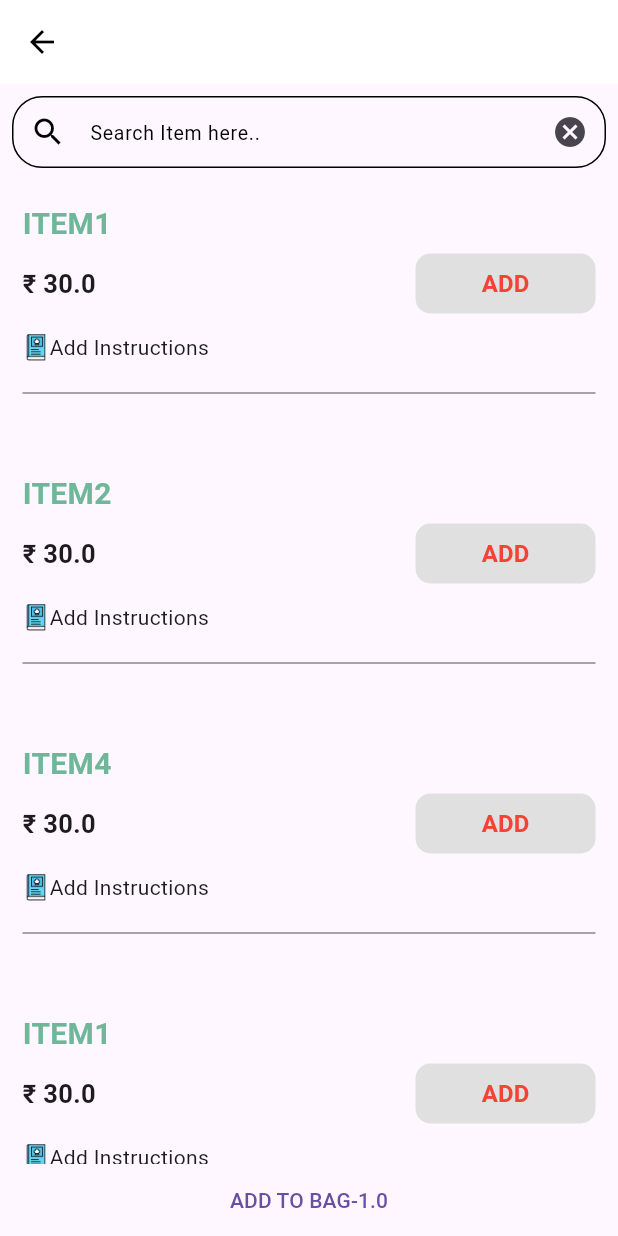
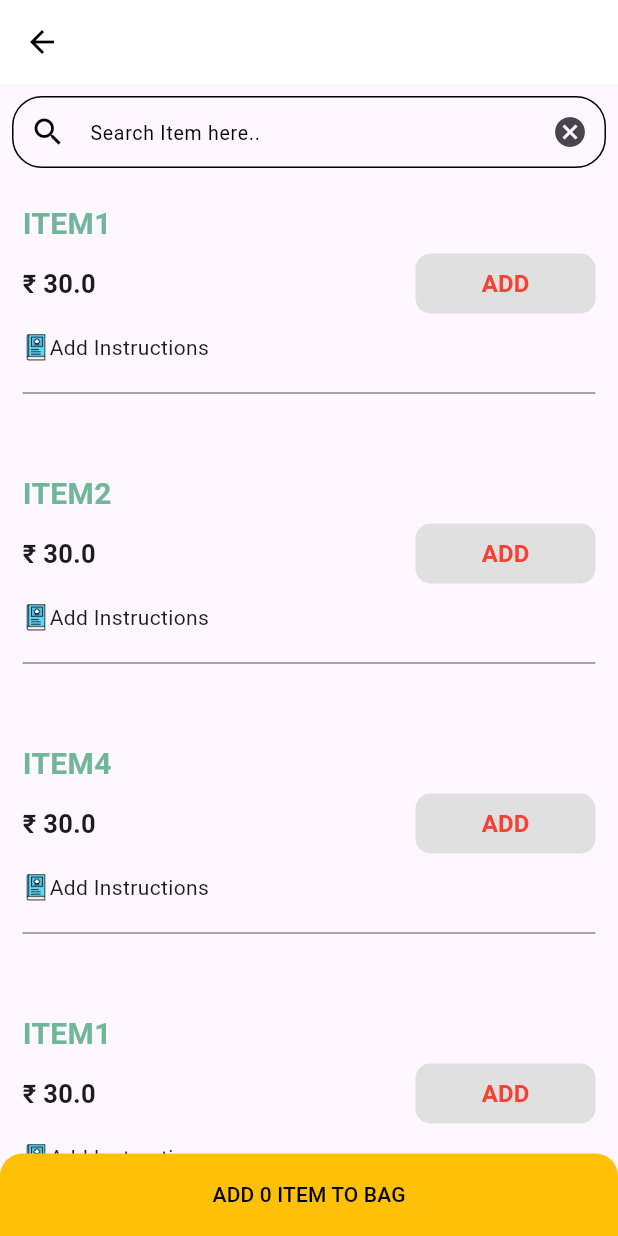
Before and after one commit to vegaKannur12/kot, a Flutter app: the ItemList screen opened directly with empty values, after a tap on "ADD", after a tap on the "remove" icon, on a phone screen of 412 x 824 dp. Run offline on Flutter 3.47's test engine with Material 3 defaults, Android fonts, the phone set to English and light mode, and no system bars; our stand-ins replace flutter_spinkit, fluttertoast, lottie, permission_handler, shared_preferences, sqflite; missing offline and left inert: sql_conn; accounts and stored records are empty; project files that could hold a hidden picture were left out.

Commit message:
item15/2

```diff
--- a/lib/Screen/itemlistpage.dart
+++ b/lib/Screen/itemlistpage.dart
@@ -4,7 +4,8 @@ import 'package:provider/provider.dart';
 import 'package:restaurent_kot/Screen/itemwidget.dart';
 import 'package:restaurent_kot/controller/controller.dart';
 
-class ItemList extends StatefulWidget {
+class ItemList extends StatefulWidget
+{
   String? catlId;
   String? catName;
   ItemList({super.key, required this.catlId, required this.catName});
@@ -13,7 +14,8 @@ class ItemList extends StatefulWidget {
   State<ItemList> createState() => _ItemListState();
 }
 
-class _ItemListState extends State<ItemList> {
+class _ItemListState extends State<ItemList>
+{
   TextEditingController seacrh = TextEditingController();
   @override
   Widget build(BuildContext context) {
@@ -44,10 +46,12 @@ class _ItemListState extends State<ItemList> {
               color: Colors.blue, fontSize: 22, fontWeight: FontWeight.bold),
         ),
       ),
-      bottomNavigationBar: Container(
+      bottomNavigationBar: Container(height: 55,width: size.width,decoration: BoxDecoration(color: Colors.amber,
+
+      borderRadius: BorderRadius.only(topLeft: Radius.circular(15),topRight: Radius.circular(15))),
           child: Consumer<Controller>(
         builder: (context, value, child) => TextButton(
-            onPressed: () {}, child: Text("ADD TO BAG${value.itemcount.toString()}")),
+            onPressed: () {}, child: Text("ADD ${value.itemcount.toInt()} ITEM TO BAG",style: TextStyle(color: Colors.black),)),
       )),
       body: Consumer<Controller>(
         builder: (context, value, child) => value.isLoading
--- a/lib/Screen/itemwidget.dart
+++ b/lib/Screen/itemwidget.dart
@@ -131,12 +131,12 @@ class _ItemWidgetState extends State<ItemWidget> {
                                                   },
                                                   onChanged: (val) {
                                                     // value.itemcount=value.itemcount+double.parse(value.qty[index].text);
+
                                                      value
                                                       .totalItemCount(value.qty[index].text,"inc");
                                                     // value.response[index] = 0;
                                                   },
                                                   controller: value.qty[index],
-
                                                   textAlign: TextAlign.center,
                                                   style: TextStyle(
                                                       color: Colors.white,
--- a/lib/controller/controller.dart
+++ b/lib/controller/controller.dart
@@ -396,8 +396,10 @@ class Controller extends ChangeNotifier {
       itemcount = itemcount + double.parse(val);
       notifyListeners();
     } else if (type == "dec") {
-      itemcount = itemcount - double.parse(val);
-      notifyListeners();
+      if (itemcount > 1) {
+        itemcount = itemcount - double.parse(val);
+        notifyListeners();
+      }
     }
     print("object$itemcount");
   }
```
